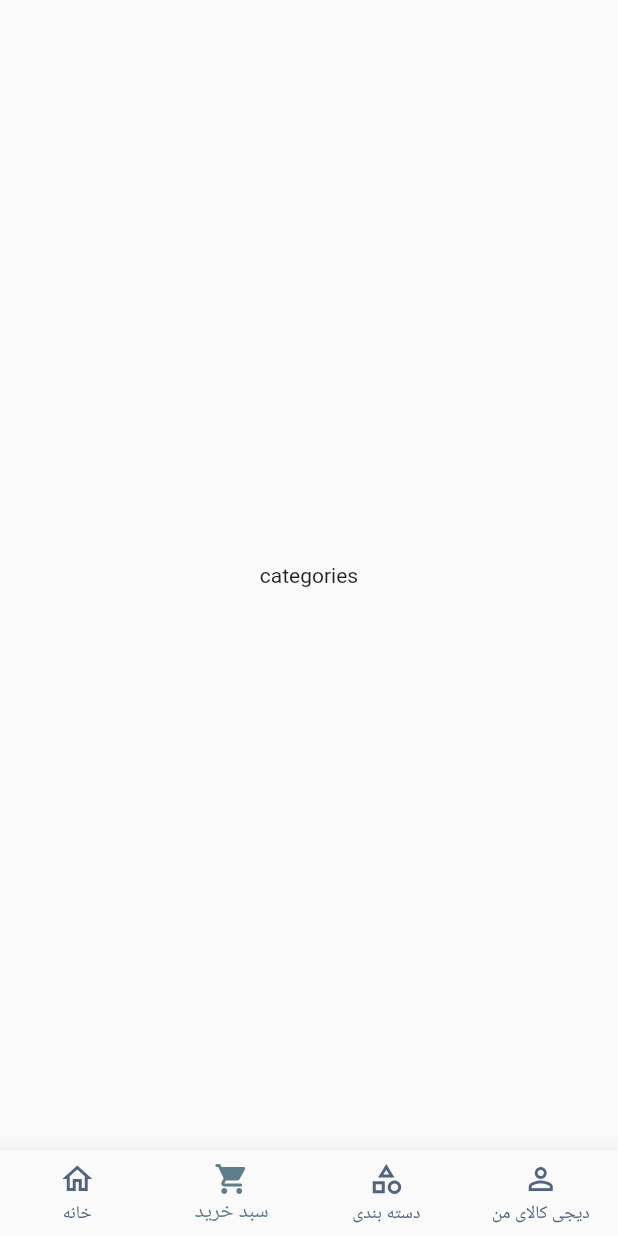
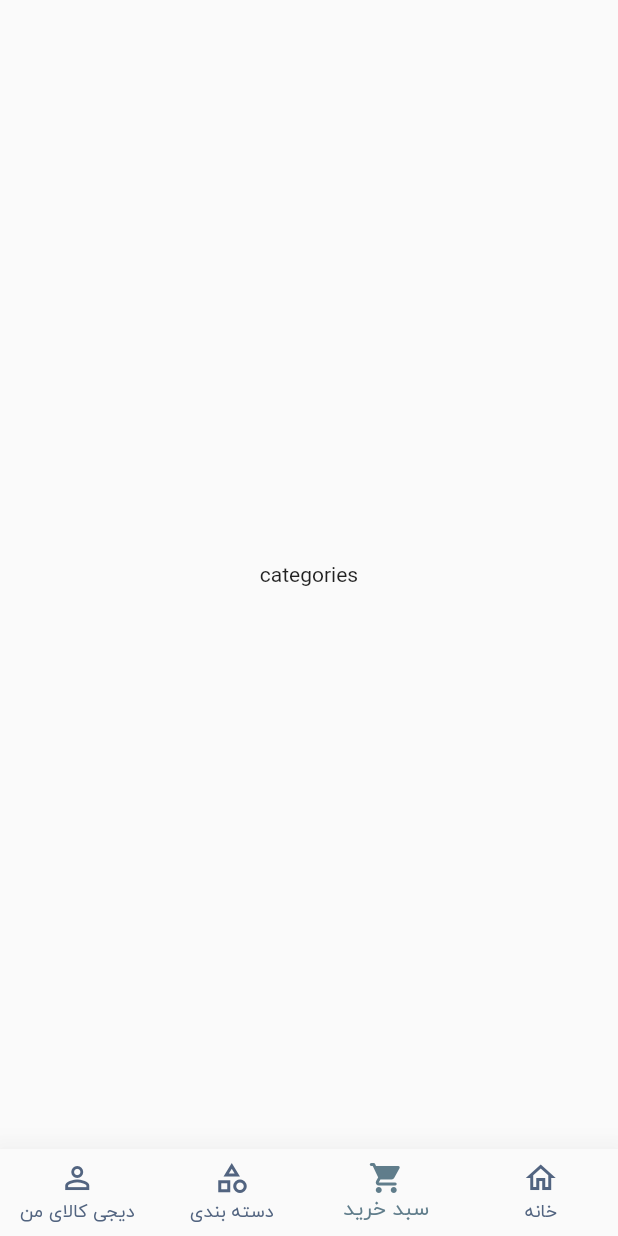
Before and after one commit to mehrdad03/digikala, a Flutter app: the screen it shows after launch, item 2 of the bottom bar chosen, on a phone screen of 412 x 824 dp. Run offline on Flutter 3.47's test engine with Material 2 defaults, Android fonts, the light colour scheme and no system bars; our stand-ins replace font_awesome_flutter.

Commit message:
add persian fonts into the project bottom_bar.dart

```diff
--- a/lib/screens/bottom_bar.dart
+++ b/lib/screens/bottom_bar.dart
@@ -35,7 +35,9 @@ class _BottomBarState extends State<BottomBar> {
 
   @override
   Widget build(BuildContext context) {
-    return Scaffold(
+    return Directionality(
+      textDirection: TextDirection.rtl,
+      child: Scaffold(
         body: Center(
           child: _pagesList[_selectedIndex],
         ),
@@ -60,11 +62,17 @@ class _BottomBarState extends State<BottomBar> {
                 icon: Icon(Icons.person_outline),
                 activeIcon: Icon(Icons.person_rounded)),
           ],
+          selectedLabelStyle: TextStyle(
+            fontFamily: "iranYekan",
+          ), unselectedLabelStyle: TextStyle(
+            fontFamily: "iranYekan"
+          ),
           elevation: 20,
           type: BottomNavigationBarType.fixed,
           selectedItemColor: Colors.blueGrey,
           unselectedItemColor: Color(0xFF526480),
         ),
+      ),
     );
   }
 }
```
Also changed, not shown: pubspec.yaml (+11 -11 lines), assets/fonts/iranYekan/IRANYekanWebBlack.ttf (added), assets/fonts/iranYekan/IRANYekanWebBold.ttf (added), assets/fonts/iranYekan/IRANYekanWebExtraBlack.ttf (added), assets/fonts/iranYekan/IRANYekanWebExtraBold.ttf (added), assets/fonts/iranYekan/IRANYekanWebLight.ttf (added), assets/fonts/iranYekan/IRANYekanWebMedium.ttf (added), assets/fonts/iranYekan/IRANYekanWebRegular.ttf (added), assets/fonts/iranYekan/IRANYekanWebThin.ttf (added), fonts/iranYekan/IRANYekanWebBlack.ttf (added), fonts/iranYekan/IRANYekanWebBold.ttf (added), fonts/iranYekan/IRANYekanWebExtraBlack.ttf (added), fonts/iranYekan/IRANYekanWebExtraBold.ttf (added), fonts/iranYekan/IRANYekanWebLight.ttf (added), 3 more files. Lines whose indentation alone changed are shown as unchanged.
